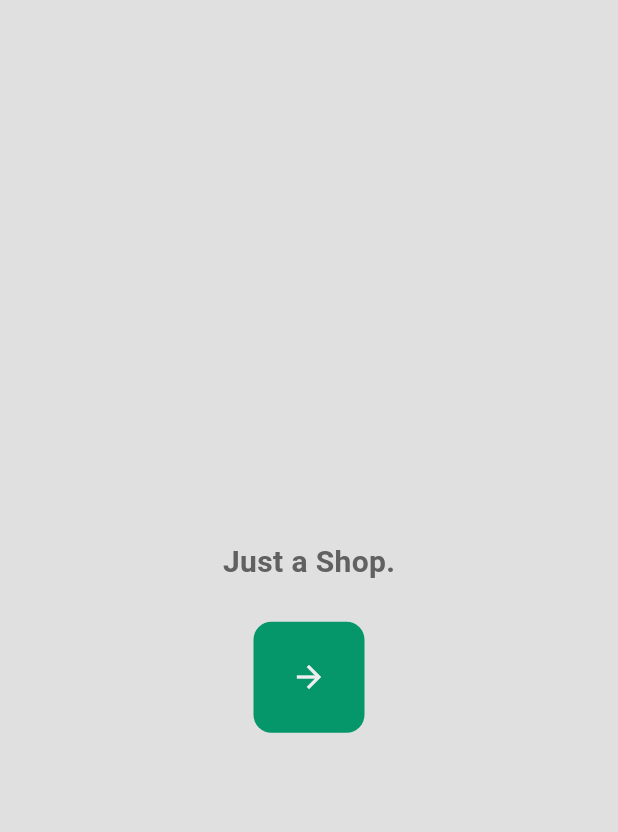
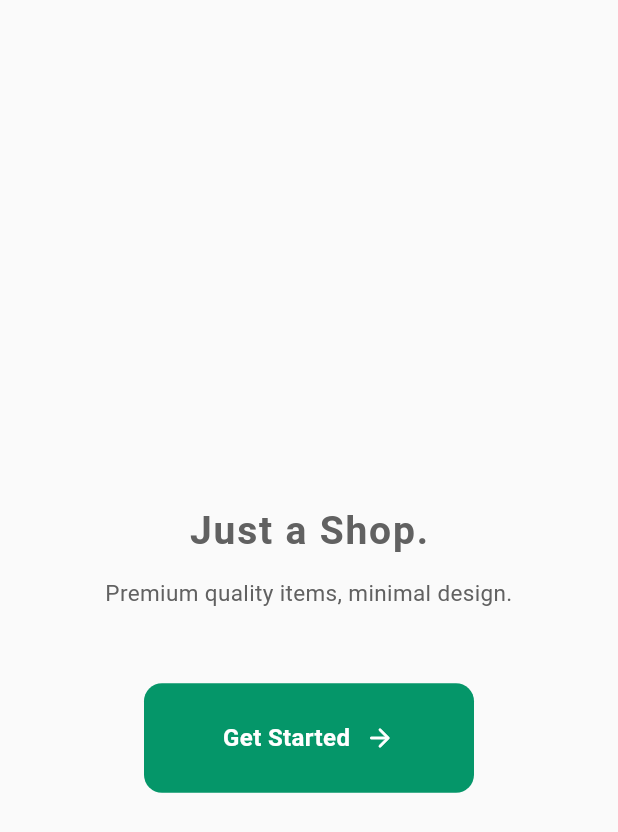
Before and after one commit to VituRamos/minimal_shop, a Flutter app: the screen it shows after launch, on a phone screen of 412 x 824 dp. Shown: the top 832 px of the screen. Run offline on Flutter 3.47's test engine with Material 3 defaults, Android fonts, the light colour scheme and no system bars.

Commit message:
Add favorites UI and refactor theme/styles

```diff
--- a/lib/components/my_button.dart
+++ b/lib/components/my_button.dart
@@ -12,7 +12,7 @@ class MyButton extends StatelessWidget {
       onTap: onTap,
       child: Container(
         decoration: BoxDecoration(
-          color: const Color(0xFF059669),
+          color: Theme.of(context).colorScheme.tertiary,
           borderRadius: BorderRadius.circular(12),
         ),
         padding: const EdgeInsets.all(25),
--- a/lib/components/my_cart_tile.dart
+++ b/lib/components/my_cart_tile.dart
@@ -64,8 +64,9 @@ class MyCartTile extends StatelessWidget {
 
                 Text(
                   "\$${(product.price * quantity).toStringAsFixed(2)}",
-                  style: const TextStyle(
-                    fontWeight: FontWeight.bold,
+                  style: TextStyle(
+                    fontWeight: FontWeight.w700,
+                    color: colorScheme.tertiary,
                     fontSize: 16,
                   ),
                 ),
--- a/lib/main.dart
+++ b/lib/main.dart
@@ -6,6 +6,7 @@ import 'package:minimal_shop/pages/favorite_page.dart';
 import 'package:minimal_shop/pages/intro_page.dart';
 import 'package:minimal_shop/pages/shop_page.dart';
 import 'package:minimal_shop/providers/theme_provider.dart';
+import 'package:minimal_shop/theme/theme.dart';
 import 'package:minimal_shop/utils/app_routes.dart';
 import 'package:provider/provider.dart';
 
@@ -29,7 +30,9 @@ class AppRoot extends StatelessWidget {
     return MaterialApp(
       debugShowCheckedModeBanner: false,
       home: const IntroPage(),
-      theme: context.watch<ThemeProvider>().themeData,
+      theme: lightMode,
+      darkTheme: darkMode,
+      themeMode: context.watch<ThemeProvider>().themeMode,
       routes: {
         AppRoutes.IntroPage: (context) => const IntroPage(),
         AppRoutes.ShopPage: (context) => const ShopPage(),
--- a/lib/models/product.dart
+++ b/lib/models/product.dart
@@ -1,4 +1,5 @@
 class Product {
+  final String id;
   final String name;
   final double price;
   final String description;
@@ -6,6 +7,7 @@ class Product {
   final String imagePath;
 
   Product({
+    required this.id,
     required this.name,
     required this.price,
     required this.description,
--- a/lib/pages/intro_page.dart
+++ b/lib/pages/intro_page.dart
@@ -7,42 +7,80 @@ class IntroPage extends StatelessWidget {
 
   @override
   Widget build(BuildContext context) {
+    final colorScheme = Theme.of(context).colorScheme;
+
     return Scaffold(
       //Style
       backgroundColor: Theme.of(context).colorScheme.surface,
 
       //Body
       body: Center(
+        child: Padding(
+          padding: const EdgeInsets.symmetric(horizontal: 25),
           child: Column(
             mainAxisAlignment: MainAxisAlignment.center,
             children: [
               //Space Between Elements
-            const SizedBox(height: 25),
+              const SizedBox(height: 40),
 
-            //Title
+              Column(
+                children: [
                   Text(
                     "Just a Shop.",
                     style: TextStyle(
-                color: Theme.of(context).colorScheme.inversePrimary,
+                      color: colorScheme.inversePrimary,
                       fontWeight: FontWeight.bold,
-                fontSize: 20,
+                      fontSize: 26,
+                      letterSpacing: 1.2,
                     ),
                   ),
 
-            //Space Between Elements
-            const SizedBox(height: 25),
+                  const SizedBox(height: 12),
 
-            //Button
-            MyButton(
+                  Text(
+                    "Premium quality items, minimal design.",
+                    textAlign: TextAlign.center,
+                    style: TextStyle(
+                      color: colorScheme.inversePrimary,
+                      fontSize: 15,
+                    ),
+                  ),
+                ],
+              ),
+
+              const SizedBox(height: 50),
+
+              SizedBox(
+                width: 220,
+                child: MyButton(
                   onTap: () => Navigator.pushNamed(context, AppRoutes.ShopPage),
-              child: Icon(
-                Icons.arrow_forward,
-                color: Theme.of(context).colorScheme.primary,
+                  child: Row(
+                    mainAxisAlignment: MainAxisAlignment.center,
+                    children: [
+                      const Text(
+                        "Get Started",
+                        style: TextStyle(
+                          fontWeight: FontWeight.bold,
+                          fontSize: 16,
+                          color: Colors.white,
+                        ),
+                      ),
+
+                      const SizedBox(width: 10),
+
+                      const Icon(
+                        Icons.arrow_forward_rounded,
+                        color: Colors.white,
+                        size: 20,
+                      ),
+                    ],
+                  ),
                 ),
               ),
             ],
           ),
         ),
+      ),
     );
   }
 }
--- a/lib/providers/shop_provider.dart
+++ b/lib/providers/shop_provider.dart
@@ -5,6 +5,7 @@ class ShopProvider extends ChangeNotifier {
   //Products
   final List<Product> _shop = [
     Product(
+      id: "1",
       name: "Product 1",
       price: 99.99,
       description:
@@ -14,6 +15,7 @@ class ShopProvider extends ChangeNotifier {
     ),
 
     Product(
+      id: "2",
       name: "Product 2",
       price: 99.99,
       description:
@@ -23,6 +25,7 @@ class ShopProvider extends ChangeNotifier {
     ),
 
     Product(
+      id: "2",
       name: "Product 3",
       price: 99.99,
       description:
@@ -32,6 +35,7 @@ class ShopProvider extends ChangeNotifier {
     ),
 
     Product(
+      id: "2",
       name: "Product 4",
       price: 99.99,
       description:
--- a/lib/providers/theme_provider.dart
+++ b/lib/providers/theme_provider.dart
@@ -1,25 +1,24 @@
 import 'package:flutter/material.dart';
-import '../theme/theme.dart';
 
 class ThemeProvider with ChangeNotifier {
   //Default
-  ThemeData _themeData = lightMode;
+  ThemeMode _themeMode = ThemeMode.light;
 
   //Get Theme
-  ThemeData get themeData => _themeData;
+  ThemeMode get themeMode => _themeMode;
 
   //IsDarkMode
-  bool get isDarkMode => _themeData == darkMode;
+  bool get isDarkMode => _themeMode == ThemeMode.dark;
 
   //Set Theme
-  set themeData(ThemeData themeData) {
-    _themeData = themeData;
+  set themeMode(ThemeMode themeMode) {
+    _themeMode = themeMode;
     notifyListeners();
   }
 
   //Toggle Theme
   void toggleTheme() {
-    _themeData = (_themeData == lightMode) ? darkMode : lightMode;
+    _themeMode = isDarkMode ? ThemeMode.light : ThemeMode.dark;
     notifyListeners();
   }
 }
--- a/lib/theme/theme.dart
+++ b/lib/theme/theme.dart
@@ -4,9 +4,10 @@ import 'package:flutter/material.dart';
 ThemeData lightMode = ThemeData(
   brightness: Brightness.light,
   colorScheme: ColorScheme.light(
-    surface: Colors.grey.shade300,
+    surface: Colors.grey.shade50,
     primary: Colors.grey.shade200,
     secondary: Colors.white,
+    tertiary: Color(0xFF059669),
     inversePrimary: Colors.grey.shade700,
   ),
 );
@@ -18,6 +19,7 @@ ThemeData darkMode = ThemeData(
     surface: Colors.grey.shade900,
     primary: Colors.grey.shade800,
     secondary: Colors.grey.shade700,
+    tertiary: Color(0xFF10B981),
     inversePrimary: Colors.grey.shade300,
   ),
 );
```
Also changed, not shown: lib/components/my_favorite_button.dart (added, +31 -0 lines), lib/components/my_favorite_tile.dart (added, +78 -0 lines), lib/components/my_product_tile.dart (+12 -13 lines), lib/pages/cart_page.dart (+31 -8 lines), lib/pages/details_page.dart (+9 -17 lines), lib/pages/favorite_page.dart (+26 -48 lines). Lines whose indentation alone changed are shown as unchanged.
